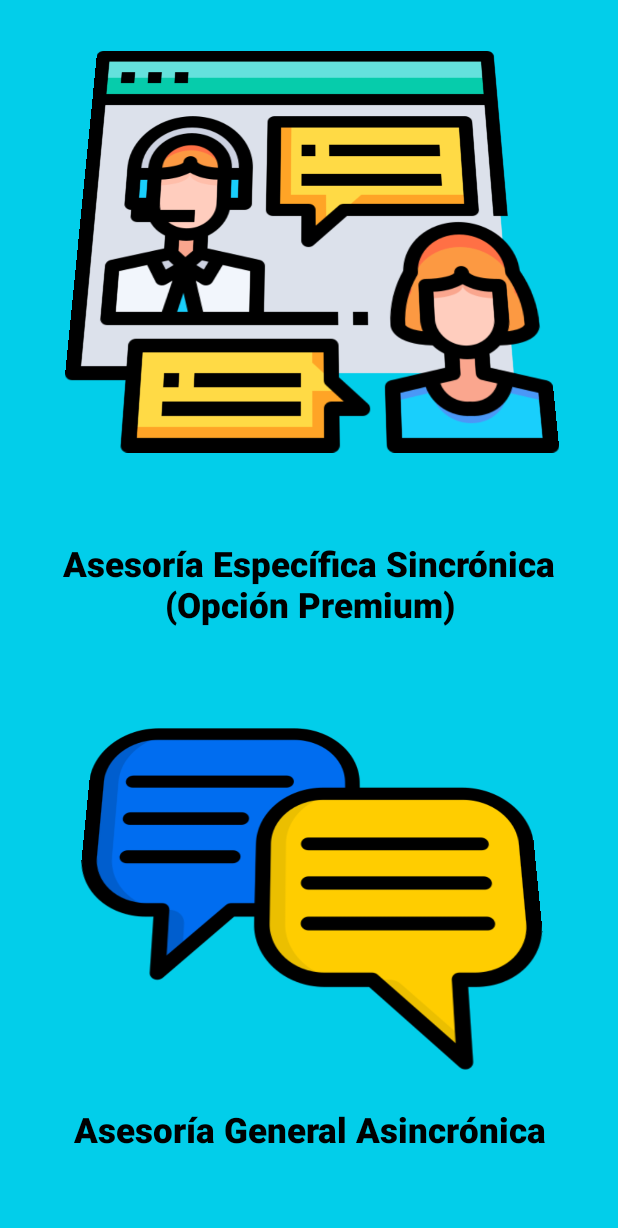
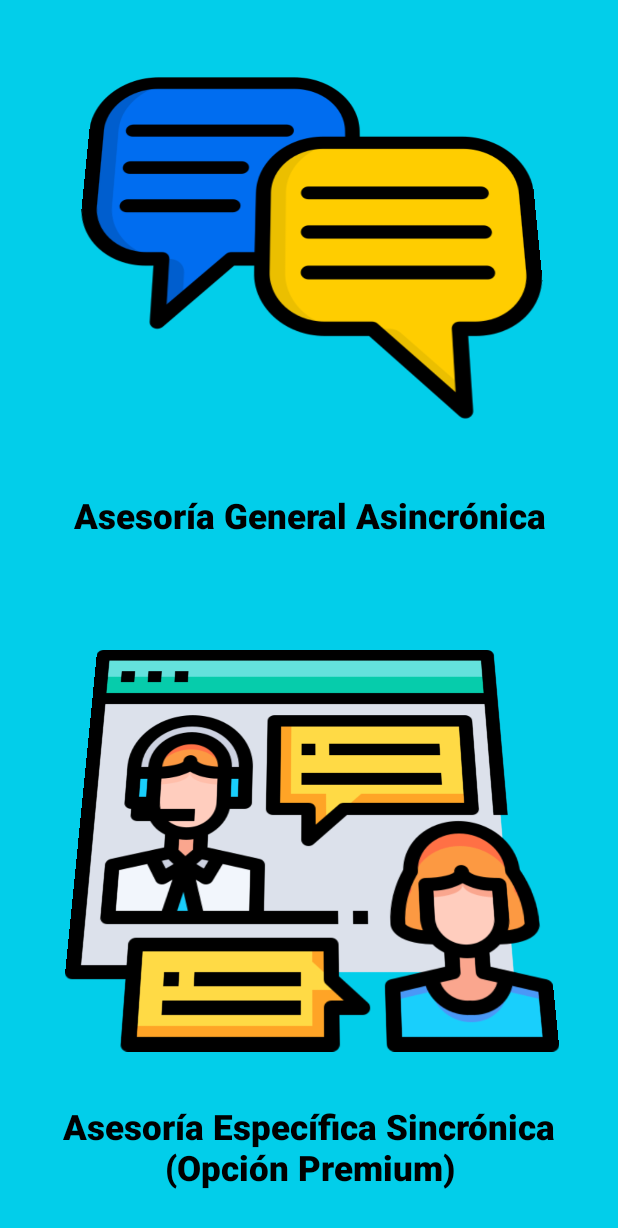
Before and after one commit to rfalgo/SaludBienestarGeneral, an Android app: the asesoria screen opened directly, with no data from a screen before it, after a tap on an icon or button, on a phone screen of 412 x 824 dp. Shown: the top 1228 px of the screen. Run offline under Robolectric (Android 15) with nearby library versions, the light colour scheme and no system bars.

Commit message:
Sprint 3: Implementation of advanced functionalities.

```diff
--- a/app/src/main/java/com/apphealthwellnessgeneral/saludbienestargeneral/asesoria.kt
+++ b/app/src/main/java/com/apphealthwellnessgeneral/saludbienestargeneral/asesoria.kt
@@ -1,11 +1,25 @@
 package com.apphealthwellnessgeneral.saludbienestargeneral
 
+import android.content.Intent
 import androidx.appcompat.app.AppCompatActivity
 import android.os.Bundle
+import android.view.View
 
 class asesoria : AppCompatActivity() {
     override fun onCreate(savedInstanceState: Bundle?) {
         super.onCreate(savedInstanceState)
         setContentView(R.layout.activity_asesoria)
     }
+
+    fun EnterAsincronica(view: View){
+        val intent= Intent(this, asesoriaA::class.java) .apply {  }
+        startActivity(intent)
+    }
+
+    fun EnterSincronica(view: View){
+        val intent= Intent(this, asesoriaS::class.java) .apply {  }
+        startActivity(intent)
+    }
+
+
 }
--- a/app/src/main/res/layout/activity_asesoria.xml
+++ b/app/src/main/res/layout/activity_asesoria.xml
@@ -1,5 +1,5 @@
-<?xml version="1.0" encoding="utf-8"?>
-<androidx.constraintlayout.widget.ConstraintLayout xmlns:android="http://schemas.android.com/apk/res/android"
+<androidx.constraintlayout.widget.ConstraintLayout
+    xmlns:android="http://schemas.android.com/apk/res/android"
     xmlns:app="http://schemas.android.com/apk/res-auto"
     xmlns:tools="http://schemas.android.com/tools"
     android:layout_width="match_parent"
@@ -24,8 +24,8 @@
         app:layout_constraintHorizontal_bias="0.495"
         app:layout_constraintStart_toStartOf="parent"
         app:layout_constraintTop_toTopOf="parent"
-        app:layout_constraintVertical_bias="0.035"
-        app:strokeColor="@color/cool_gray" />
+        app:layout_constraintVertical_bias="0.761"
+        app:strokeColor="@color/cool_gray"/>
 
     <Button
         android:id="@+id/btnAsesoriaAsincronica"
@@ -40,8 +40,8 @@
         app:layout_constraintHorizontal_bias="0.495"
         app:layout_constraintStart_toStartOf="parent"
         app:layout_constraintTop_toTopOf="parent"
-        app:layout_constraintVertical_bias="0.824"
-        app:strokeColor="@color/cool_gray" />
+        app:layout_constraintVertical_bias="0.035"
+        app:strokeColor="@color/cool_gray"/>
 
     <TextView
         android:id="@+id/A1"
@@ -49,16 +49,14 @@
         android:layout_height="wrap_content"
         android:fontFamily="sans-serif-black"
         android:gravity="center"
-        android:text="Asesoría Específica Sincrónica
-        (Opción Premium)"
-        android:textColor="@color/black"
-        android:textSize="23dp"
+        android:text="Asesoría Específica Sincrónica (Opción Premium)"
+        android:textColor="@color/black" android:textSize="23dp"
         app:layout_constraintBottom_toBottomOf="parent"
         app:layout_constraintEnd_toStartOf="parent"
-        app:layout_constraintHorizontal_bias="0.547"
+        app:layout_constraintHorizontal_bias="0.519"
         app:layout_constraintStart_toEndOf="parent"
         app:layout_constraintTop_toTopOf="parent"
-        app:layout_constraintVertical_bias="0.47" />
+        app:layout_constraintVertical_bias="0.961"/>
 
     <TextView
         android:id="@+id/A2"
@@ -73,7 +71,6 @@
         app:layout_constraintEnd_toStartOf="parent"
         app:layout_constraintStart_toEndOf="parent"
         app:layout_constraintTop_toTopOf="parent"
-        app:layout_constraintVertical_bias="0.93" />
-
+        app:layout_constraintVertical_bias="0.414"/>
 
 </androidx.constraintlayout.widget.ConstraintLayout>
```
